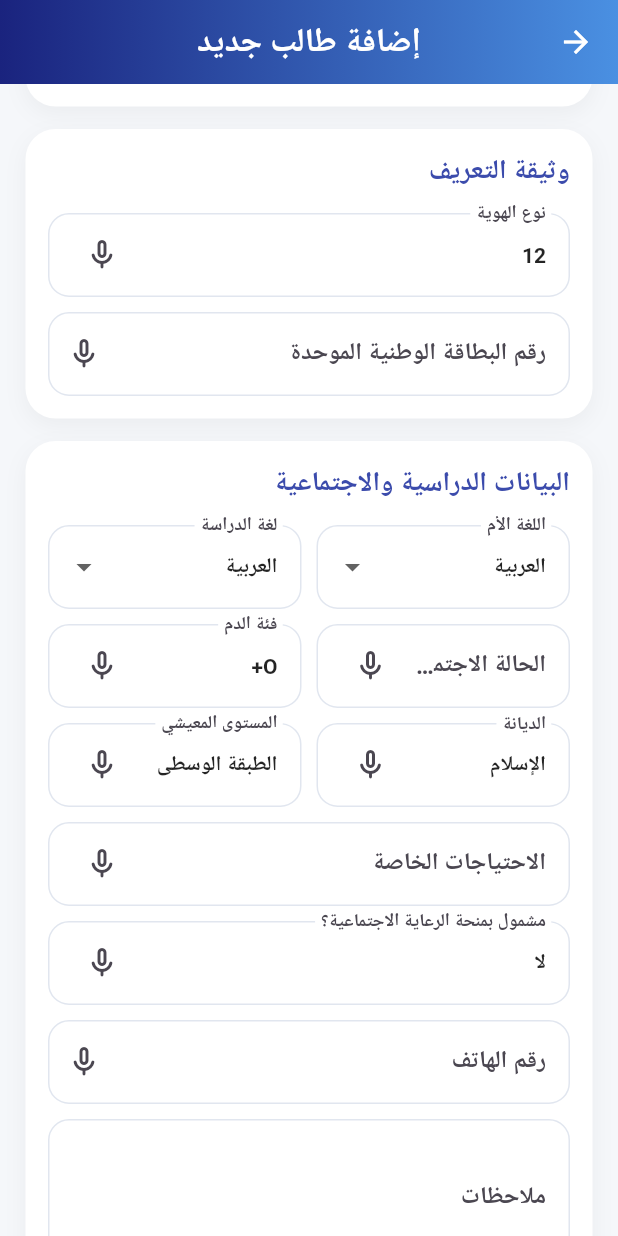
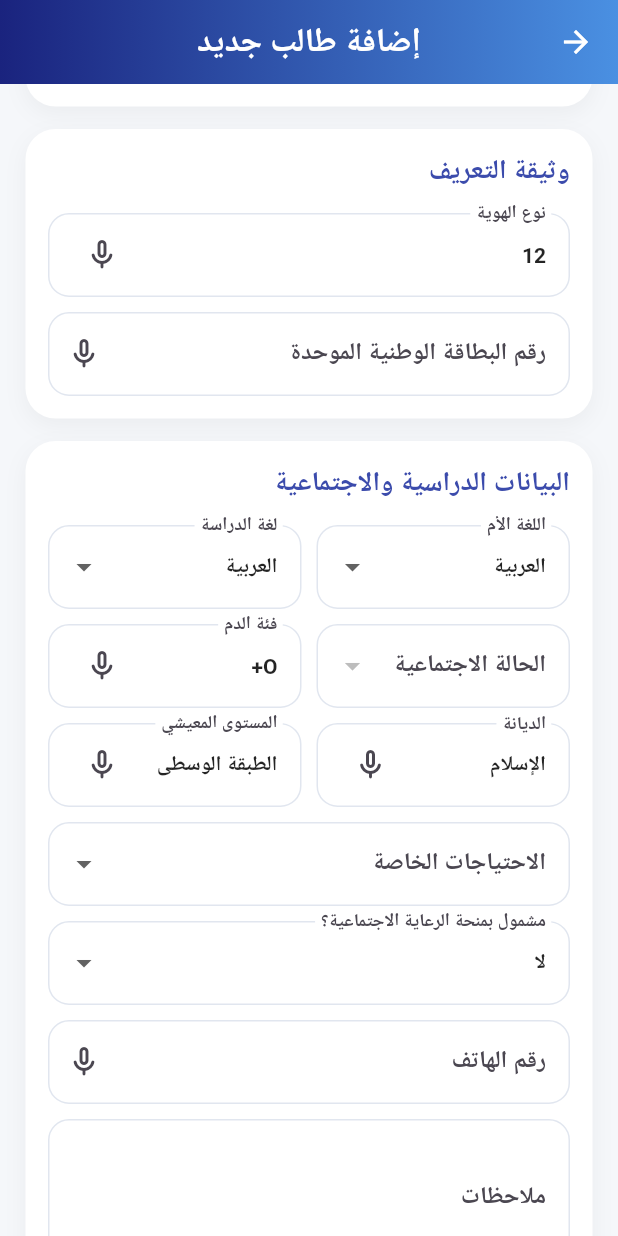
Before and after one commit to salimalwan78-debug/iraq-emis-app-main, a Flutter app: the AddStudentScreen screen opened directly with empty values, scrolled down 1152 dp, on a phone screen of 412 x 824 dp. Run offline on Flutter 3.47's test engine with Material 3 defaults, Android fonts, the phone set to English and light mode, and no system bars; our stand-ins replace audioplayers, image_picker, permission_handler, shared_preferences, speech_to_text, video_player and 1 more; missing offline and left inert: google_mlkit_selfie_segmentation; accounts and stored records are empty; network calls fail; Roboto replaces fonts that are missing (Tajawal).

Commit message:
Add files via upload

```diff
--- a/lib/add_student_screen.dart
+++ b/lib/add_student_screen.dart
@@ -132,17 +132,16 @@ class _AddStudentScreenState extends State<AddStudentScreen> {
 
   static const Set<String> _dropdownVoiceFields = {
     'gender', 'idType', 'issuingCountry',
-    'maritalStatus', 'bloodGroup', 'religion',
-    'economicLevel', 'specialNeeds', 'stageId',
+    'bloodGroup', 'religion',
+    'economicLevel', 'stageId',
     'addressGovernorate', 'addressDistrict',
-    'isCoveredBySocialWelfare',
   };
   static const Set<String> _dateVoiceFields = {'dateOfBirth', 'issuingDate'};
 
   static const List<String> _voiceSequentialOrder = [
     'name', 'fatherName', 'grandFatherName', 'fathersGrandFatherName',
     'surName', 'motherName', 'mothersFatherName', 'mothersGrandFatherName',
-    'gender', 'dateOfBirth', 'countryOfBirth', 'nationality', 'homeTown',
+    'dateOfBirth', 'gender', 'countryOfBirth', 'nationality', 'homeTown',
     'idType', 'nationalId', 'idNumber', 'jinsiyaIdNumber', 'issuer',
     'recordNumber', 'pageNumber', 'issuingCountry', 'issuingDate',
     'nameOfDocument', 'birthCertificateNumber', 'otherIdNumber',
@@ -1975,6 +1974,11 @@ class _AddStudentScreenState extends State<AddStudentScreen> {
     if (current.isNotEmpty && !values.any((x) => _value(x) == current)) {
       values.insert(0, {'value': current, 'displayName': current});
     }
+    // Special-needs is optional: provide a genuinely empty first option.
+    if (key == 'specialNeeds') {
+      values.removeWhere((x) => _value(x).isEmpty);
+      values.insert(0, {'value': '', 'displayName': ''});
+    }
 
     return DropdownButtonFormField<String>(
       key: ValueKey<String>('voice-select-$key-$current'),
@@ -1999,7 +2003,7 @@ class _AddStudentScreenState extends State<AddStudentScreen> {
     return DropdownButtonFormField<bool>(
       value: _socialWelfare,
       isExpanded: true,
-      decoration: _decoration('مشمول بمنحة الرعاية الاجتماعية؟').copyWith(suffixIcon: _dropdownVoiceMic('isCoveredBySocialWelfare')),
+      decoration: _decoration('مشمول بمنحة الرعاية الاجتماعية؟'),
       style: const TextStyle(fontWeight: FontWeight.bold, color: Colors.black87),
       items: const [
         DropdownMenuItem<bool>(value: false, child: Text('لا', style: TextStyle(fontWeight: FontWeight.bold))),
```
Also changed, not shown: lib/edit_student_screen.dart (+11 -1 lines).
